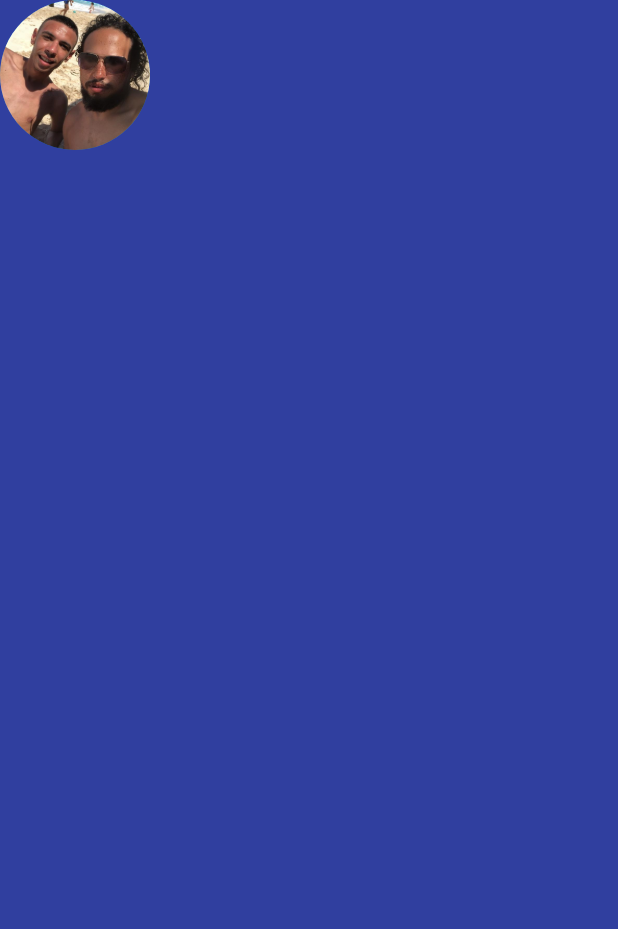
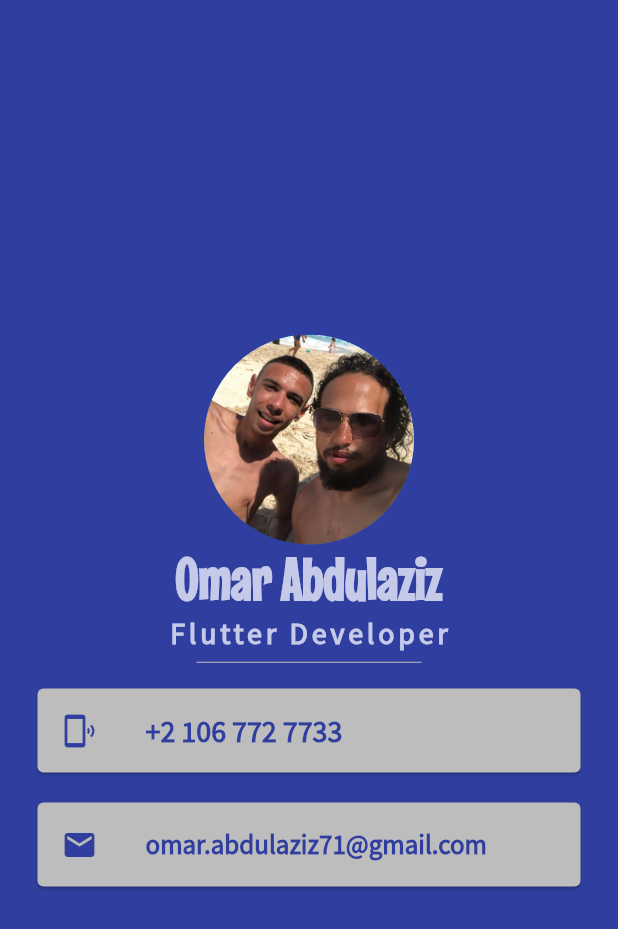
Before and after one commit to oAziz94/Mi-Card-Flutter, a Flutter app: the screen it shows after launch, on a phone screen of 412 x 824 dp. Shown: the top 929 px of the screen. Run offline on Flutter 3.47's test engine with Material 2 defaults, Android fonts, the phone set to English and light mode, and no system bars.

Commit message:
Project Completed

```diff
--- a/lib/main.dart
+++ b/lib/main.dart
@@ -12,10 +12,75 @@ class MyApp extends StatelessWidget {
         backgroundColor: Colors.indigo.shade700,
         body: SafeArea(
           child: Column(
+            mainAxisAlignment: MainAxisAlignment.center,
             children: <Widget>[
               CircleAvatar(
-                radius: 50,
+                radius: 70,
                 backgroundImage: AssetImage('images/me.jpeg'),
+              ),
+              Text(
+                'Omar Abdulaziz',
+                style: TextStyle(
+                  color: Colors.indigo.shade100,
+                  fontSize: 40,
+                  fontWeight: FontWeight.bold,
+                  fontFamily: 'Mouse Memoirs',
+                ),
+              ),
+              Text(
+                'Flutter Developer',
+                style: TextStyle(
+                  color: Colors.indigo.shade100,
+                  fontSize: 20,
+                  fontWeight: FontWeight.bold,
+                  fontFamily: 'Source Sans Pro',
+                  letterSpacing: 2.5,
+                ),
+              ),
+              SizedBox(
+                height: 15,
+                width: 150,
+                child: Divider(
+                  color: Colors.grey.shade400,
+                ),
+              ),
+              Card(
+                color: Colors.grey.shade400,
+                margin: EdgeInsets.symmetric(vertical: 10, horizontal: 25),
+                child: ListTile(
+                  leading: Icon(
+                    Icons.phonelink_ring,
+                    color: Colors.indigo.shade700,
+                  ),
+                  title: Text(
+                    '+2 106 772 7733',
+                    style: TextStyle(
+                      color: Colors.indigo.shade700,
+                      fontSize: 20,
+                      fontWeight: FontWeight.bold,
+                      fontFamily: 'Source Sans Pro',
+                    ),
+                  ),
+                ),
+              ),
+              Card(
+                color: Colors.grey.shade400,
+                margin: EdgeInsets.symmetric(vertical: 10, horizontal: 25),
+                child: ListTile(
+                  leading: Icon(
+                    Icons.email,
+                    color: Colors.indigo.shade700,
+                  ),
+                  title: Text(
+                    'omar.abdulaziz71@gmail.com',
+                    style: TextStyle(
+                      color: Colors.indigo.shade700,
+                      fontSize: 18,
+                      fontWeight: FontWeight.bold,
+                      fontFamily: 'Source Sans Pro',
+                    ),
+                  ),
+                ),
               ),
             ],
           ),
```
Also changed, not shown: pubspec.yaml (+8 -14 lines), fonts/MouseMemoirs-Regular.ttf (added), fonts/SourceSansPro-Regular.ttf (added).
